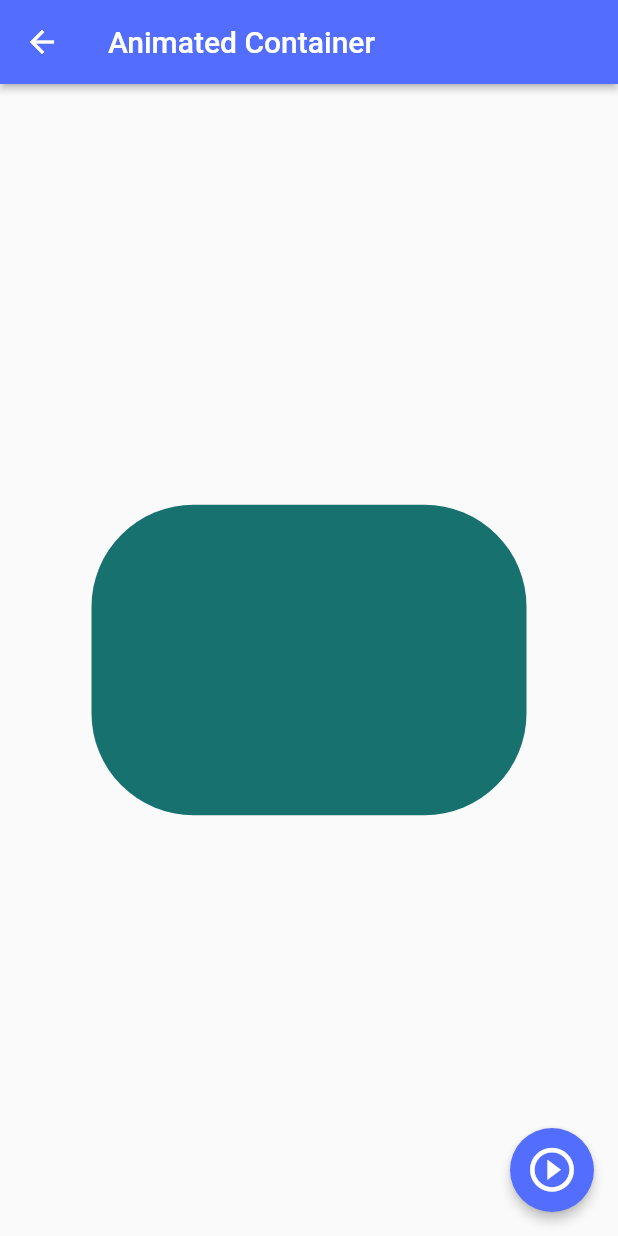
After one commit to lucamc/application_flutter, a Flutter app: the AnimatedScreen screen opened by its route, after a tap on the "play circle outline" icon, on a phone screen of 412 x 824 dp. The commit adds this screen. Run offline on Flutter 3.47's test engine with Material 2 defaults, Android fonts, the phone set to English and light mode, and no system bars.

Commit message:
Add Animated Screen

```diff
--- a/lib/router/app_routes.dart
+++ b/lib/router/app_routes.dart
@@ -4,7 +4,7 @@ import 'package:flutter/material.dart';
 import 'package:flutter_application_1/models/models.dart';
 
 //Importacion de los screens
-import '../screens/screens.dart';
+import '../screens/screens.dart';   // Importacion de todas las screens de mi proyecto
 
 
 
@@ -16,18 +16,23 @@ class AppRoutes {  //Rutas de la app
   static final menuOptions = <MenuOption> [  //Menu de opciones con las difertenes screens de mi app
 
 
-    MenuOption (route: "home", name: "Home screen", screen: const HomeScreen(), icon: Icons.home),
+   // MenuOption (route: "home", name: "Home screen", screen: const HomeScreen(), icon: Icons.home),
     MenuOption (route: "listview1", name: "Listview 1", screen: const Listview1Screen(), icon: Icons.phone_android),
     MenuOption (route: "listview2", name: "Listview 2", screen: const Listview2Screen(), icon: Icons.inbox_sharp),
     MenuOption (route: "alert", name: "Alerts", screen: const AlertScreen(), icon: Icons.warning_amber_rounded),
     MenuOption (route: "card", name: "Cards", screen: const CardScreen(), icon: Icons.camera_front_outlined),
-    MenuOption (route: "avatar", name: "Circle Avatar", screen: const AvatarScreen(),  icon: Icons.supervised_user_circle_outlined )
+    MenuOption (route: "avatar", name: "Circle Avatar", screen: const AvatarScreen(),  icon: Icons.supervised_user_circle_outlined ),
+    MenuOption (route: "animated", name: "Animated", screen: const AnimatedScreen() , icon: Icons.animation_rounded )
+
   ];
 
 
   static Map<String, Widget Function(BuildContext)> getAppRoutes() {
 
     Map<String, Widget Function(BuildContext)> appRoutes = {};
+
+    appRoutes.addAll({"home": (BuildContext context) => const HomeScreen()}); //Ruta de nuestro Home Screen
+
 
       for (final option in menuOptions) {
       appRoutes.addAll({option.route: (BuildContext context) => option.screen});
--- /dev/null
+++ b/lib/screens/animated_screen.dart
@@ -0,0 +1,85 @@
+
+
+import 'dart:math';
+
+import 'package:flutter/material.dart';
+
+class AnimatedScreen extends StatefulWidget {
+
+  const AnimatedScreen({Key? key}) : super(key: key);
+
+  @override
+  State<AnimatedScreen> createState() => _AnimatedScreenState();
+
+
+}
+
+
+
+class _AnimatedScreenState extends State<AnimatedScreen> {
+
+
+//Propieties
+
+double _width = 50;
+double _height = 50;
+Color _color = Colors.indigo;
+BorderRadiusGeometry _broderRadius = BorderRadius.circular(10);
+
+//Method
+
+void changeShape() {
+
+
+  //Modifico los valores de las propiedades asignadas al ContainerS
+
+  final random = Random(); // Gnereo una propiedad random
+  _width = random.nextInt(300).toDouble() + 70; //genero un with aleatorio, nextInt es el maximo de px, y con toDouble siempre le sumo 70px para que siempre me de mas de 70.
+  _height = random.nextInt(300).toDouble() + 70;
+  _color = Color.fromRGBO(  //Genero un random en colores, de 0 al maximo que es 255.
+    random.nextInt(255),
+    random.nextInt(255),
+    random.nextInt(255),
+    1
+    );
+  _broderRadius = BorderRadius.circular(random.nextInt(100).toDouble() + 10); //Genero un randome en el borde, le sumo un toDouble para que el minimo nunca sea menor a 10.
+
+  setState(() {}); //Para que realice los cambios
+
+}
+
+  @override
+  Widget build(BuildContext context) {
+
+    return  Scaffold(
+
+      appBar: AppBar(
+        title: const Text("Animated Container"),
+      ),
+
+
+      body:  Center(
+
+         // Para darle una animación a la transiccion, utilizamos AnimatedContainer.
+         child: AnimatedContainer(
+          duration: const Duration(milliseconds: 400), //Propiedad duration, para darle un tiempo a las transiciones
+          curve: Curves.easeOutCubic ,
+
+          //Utilizo las propiedades antes inicializadas
+          width: _width,
+          height: _height,
+          decoration:  BoxDecoration(  //decoration: para darle diseño al contenedor, color, bordes
+            color: _color,
+            borderRadius: _broderRadius,  //Drle un Border Radius
+          ),
+         ),
+      ),
+
+      floatingActionButton: FloatingActionButton(
+         child: const Icon(Icons.play_circle_outline, size: 35,),
+         onPressed: () => changeShape(),
+        ),
+
+    );
+  }
+}
--- a/lib/screens/screens.dart
+++ b/lib/screens/screens.dart
@@ -7,5 +7,6 @@ export 'package:flutter_application_1/screens/home_screen.dart';
 export 'package:flutter_application_1/screens/listview1_screen.dart';
 export 'package:flutter_application_1/screens/listview2_screen%20copy.dart';
 export 'package:flutter_application_1/screens/avatar_screed.dart';
+export 'package:flutter_application_1/screens/animated_screen.dart';
 
 //Exporto todas las vistas en screens.dart
```
